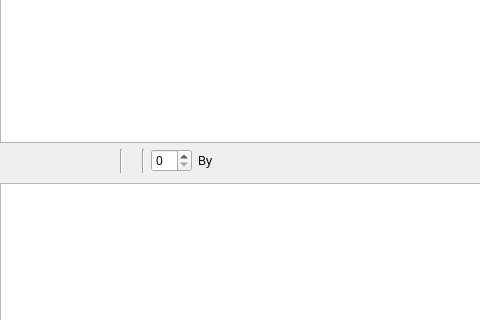
RetroShare/RetroShare, file retroshare-gui/src/gui/gxsforums/GxsForumThreadWidget.ui: the form before one commit; both pictures show x 0 to 480 and y 234 to 554 of the 1217 by 721 pixel window.
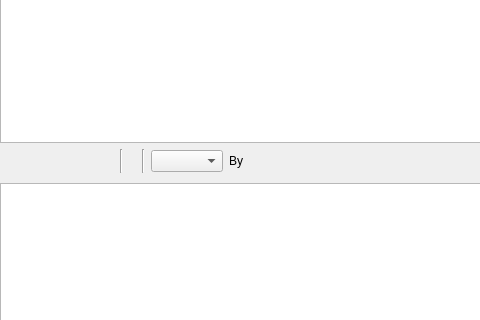
The form after the commit. Icons and pictures are not drawn. Custom widgets are drawn as their Qt base class.

Commit message: added collection of older posts versions.

```diff
--- a/retroshare-gui/src/gui/gxsforums/GxsForumThreadWidget.ui
+++ b/retroshare-gui/src/gui/gxsforums/GxsForumThreadWidget.ui
@@ -479,7 +479,7 @@
           </widget>
          </item>
          <item row="0" column="9">
-          <widget class="QSpinBox" name="version_SB"/>
+          <widget class="QComboBox" name="versions_CB"/>
          </item>
         </layout>
        </item>
```
Left out of the diff: 2 changed lines with no effect on the pictures. The commit also changes 4 other files.
